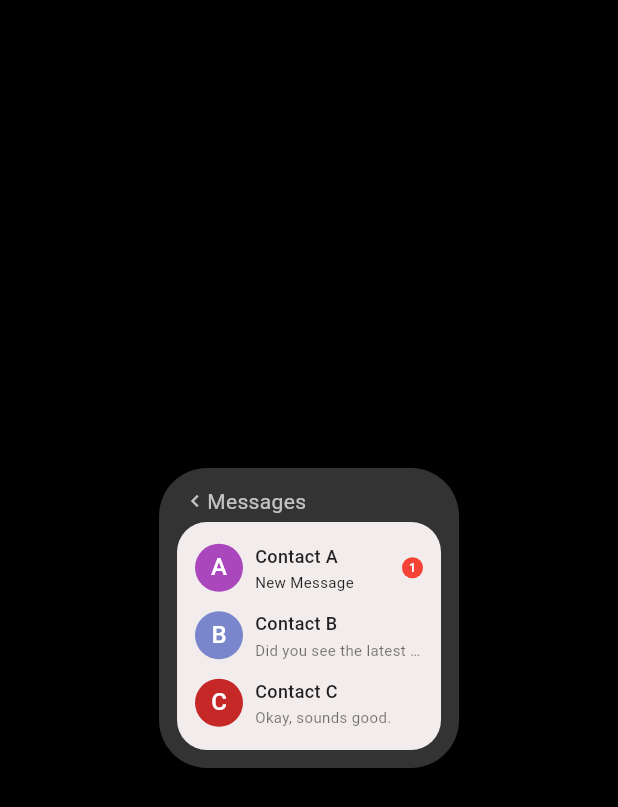
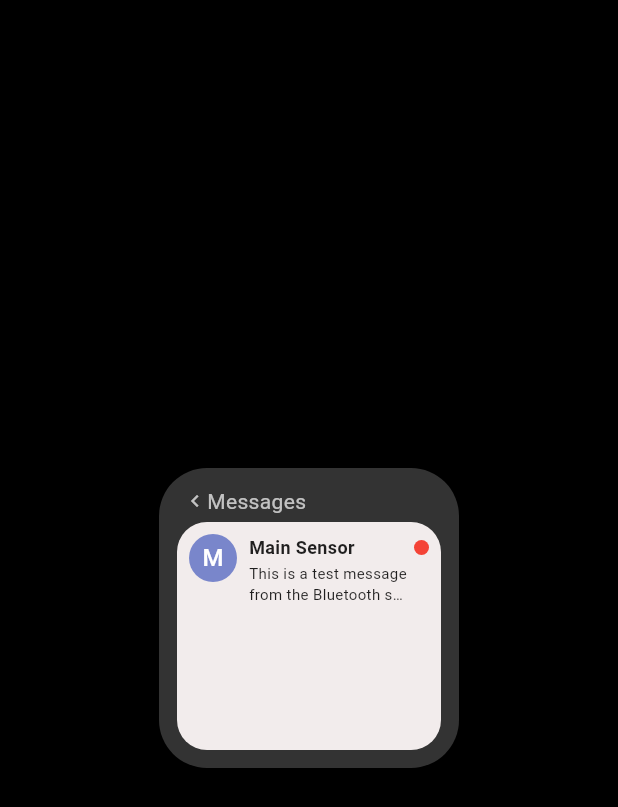
Before and after one commit to RickyBoudreau/CS7319-Final-Project-Group-9-Boudreau-Diaz-Villarreal, a Flutter app: the MessagesAppScreen screen opened directly, on a phone screen of 412 x 824 dp. Shown: the top 807 px of the screen. Run offline on Flutter 3.47's test engine with Material 3 defaults, Android fonts, the phone set to English and light mode, and no system bars.

Commit message:
Finalized Message App to be the simple version per team discussion

```diff
--- a/iot_watch/lib/main.dart
+++ b/iot_watch/lib/main.dart
@@ -154,7 +154,7 @@ class MessageData {
   final String initial;
   final Color avatarColor;
   final String fullMessage; // The complete string from the sensor
-  final int unreadCount;    // Drives the red notification dot
+  final int unreadCount; // Drives the red notification dot
 
   MessageData({
     required this.id,
@@ -166,39 +166,21 @@ class MessageData {
   });
 }
 
-// 2. The Main Messages Screen
 class MessagesAppScreen extends StatelessWidget {
   const MessagesAppScreen({super.key});
 
   @override
   Widget build(BuildContext context) {
-    // Placeholder data acting as your "recent messages" stream from Rust/Bluetooth
-    final List<MessageData> recentMessages = [
-      MessageData(
-        id: '1',
-        contactName: 'Contact A',
-        initial: 'A',
-        avatarColor: const Color(0xFFAB47BC), // Purple
-        fullMessage: 'New Message from the backend. Please check your system logs.',
-        unreadCount: 1,
-      ),
-      MessageData(
-        id: '2',
-        contactName: 'Contact B',
-        initial: 'B',
-        avatarColor: const Color(0xFF7986CB), // Blue
-        fullMessage: 'Did you see the latest update to the wireframes?',
-        unreadCount: 0,
-      ),
-      MessageData(
-        id: '3',
-        contactName: 'Contact C',
-        initial: 'C',
-        avatarColor: const Color(0xFFC62828), // Red
-        fullMessage: 'Okay, sounds good.',
-        unreadCount: 0,
-      ),
-    ];
+    // --- DYNAMIC DATA (From Rust/Bluetooth) ---
+    // This is the ONLY variable your backend needs to update.
+    const String incomingMessage =
+        'This is a test message from the Bluetooth sensor that is intentionally long to show how the truncation works on the watch face.';
+    bool isUnread = true; // Optional: Toggle this to show/hide the red dot
+
+    // --- STATIC DATA ---
+    const String contactName = 'Main Sensor';
+    const String contactInitial = 'M';
+    const Color avatarColor = Color(0xFF7986CB); // Blue
 
     return Scaffold(
       backgroundColor: const Color(0xFF333333),
@@ -207,7 +189,7 @@ class MessagesAppScreen extends StatelessWidget {
         child: Column(
           crossAxisAlignment: CrossAxisAlignment.start,
           children: [
-            // Top Title (Tap here to go back to the dashboard)
+            // Top Title (Tap to go back to dashboard)
             GestureDetector(
               onTap: () => Navigator.of(context).pop(),
               child: const Padding(
@@ -224,7 +206,7 @@ class MessagesAppScreen extends StatelessWidget {
               ),
             ),
 
-            // Main Application Card with Scrollable List
+            // Main Application Card
             Expanded(
               child: Container(
                 width: double.infinity,
@@ -232,97 +214,81 @@ class MessagesAppScreen extends StatelessWidget {
                   color: const Color(0xFFF2ECEC),
                   borderRadius: BorderRadius.circular(20),
                 ),
-                // Tighter padding to maximize list space
-                padding: const EdgeInsets.symmetric(horizontal: 4.0, vertical: 8.0),
-                child: ListView.builder(
-                  padding: EdgeInsets.zero, // Removes default ListView padding
-                  itemCount: recentMessages.length,
-                  itemBuilder: (context, index) {
-                    final message = recentMessages[index];
-                    return ContactRowItem(message: message);
+                padding: const EdgeInsets.all(8.0),
+                // Replaced ListView with a single GestureDetector for the one contact
+                child: GestureDetector(
+                  onTap: () {
+                    Navigator.of(context).push(
+                      MaterialPageRoute(
+                        builder: (context) => const SingleMessageDetailScreen(
+                          contactName: contactName,
+                          initial: contactInitial,
+                          avatarColor: avatarColor,
+                          fullMessage: incomingMessage,
+                        ),
+                      ),
+                    );
                   },
+                  child: Container(
+                    color: Colors
+                        .transparent, // Ensures the whole row is clickable
+                    child: Row(
+                      crossAxisAlignment: CrossAxisAlignment.start,
+                      children: [
+                        // Static Colored Avatar
+                        const CircleAvatar(
+                          radius: 16,
+                          backgroundColor: avatarColor,
+                          child: Text(
+                            contactInitial,
+                            style: TextStyle(color: Colors.white, fontSize: 16),
+                          ),
+                        ),
+                        const SizedBox(width: 8),
+
+                        // Text Details
+                        Expanded(
+                          child: Column(
+                            crossAxisAlignment: CrossAxisAlignment.start,
+                            children: [
+                              const Text(
+                                contactName,
+                                style: TextStyle(
+                                  fontSize: 12,
+                                  color: Colors.black87,
+                                  fontWeight: FontWeight.bold,
+                                ),
+                              ),
+                              const SizedBox(height: 2),
+                              // Truncated Dynamic Message
+                              Text(
+                                incomingMessage,
+                                style: const TextStyle(
+                                  fontSize: 10,
+                                  color: Colors.black87,
+                                ),
+                                maxLines: 2,
+                                overflow: TextOverflow.ellipsis,
+                              ),
+                            ],
+                          ),
+                        ),
+
+                        // Unread Notification Dot
+                        if (isUnread)
+                          Padding(
+                            padding: const EdgeInsets.only(left: 4.0, top: 4.0),
+                            child: Container(
+                              width: 10,
+                              height: 10,
+                              decoration: const BoxDecoration(
+                                color: Colors.red,
+                                shape: BoxShape.circle,
                               ),
                             ),
                           ),
                       ],
                     ),
-      ),
-    );
-  }
-}
-
-// 3. Reusable Widget for each Contact Row
-class ContactRowItem extends StatelessWidget {
-  final MessageData message;
-
-  const ContactRowItem({super.key, required this.message});
-
-  @override
-  Widget build(BuildContext context) {
-    return GestureDetector(
-      onTap: () {
-        // Navigate to the detail screen to see the full text
-        Navigator.of(context).push(
-          MaterialPageRoute(
-            builder: (context) => MessageDetailScreen(message: message),
-          ),
-        );
-      },
-      child: Container(
-        color: Colors.transparent, // Ensures the whole row registers the tap
-        padding: const EdgeInsets.symmetric(horizontal: 8.0, vertical: 6.0),
-        child: Row(
-          children: [
-            // Colored Avatar
-            CircleAvatar(
-              radius: 16,
-              backgroundColor: message.avatarColor,
-              child: Text(
-                message.initial,
-                style: const TextStyle(color: Colors.white, fontSize: 16),
-              ),
-            ),
-            const SizedBox(width: 8),
-
-            // Text Details (Name and Truncated Message)
-            Expanded(
-              child: Column(
-                crossAxisAlignment: CrossAxisAlignment.start,
-                children: [
-                  Text(
-                    message.contactName,
-                    style: const TextStyle(fontSize: 12, color: Colors.black87, fontWeight: FontWeight.w500),
-                  ),
-                  const SizedBox(height: 2),
-                  Text(
-                    // If there's an unread count, show 'New Message', otherwise show the actual text
-                    message.unreadCount > 0 ? 'New Message' : message.fullMessage,
-                    style: TextStyle(
-                      fontSize: 10,
-                      color: message.unreadCount > 0 ? Colors.black87 : Colors.black54,
-                    ),
-                    maxLines: 1, // Forces the text onto a single line
-                    overflow: TextOverflow.ellipsis, // The crucial "..." truncation
-                  ),
-                ],
-              ),
-            ),
-
-            // Optional Unread Notification Dot
-            if (message.unreadCount > 0)
-              Padding(
-                padding: const EdgeInsets.only(left: 4.0),
-                child: Container(
-                  width: 14,
-                  height: 14,
-                  decoration: const BoxDecoration(
-                    color: Colors.red,
-                    shape: BoxShape.circle,
-                  ),
-                  child: Center(
-                    child: Text(
-                      message.unreadCount.toString(),
-                      style: const TextStyle(color: Colors.white, fontSize: 8, fontWeight: FontWeight.bold),
                   ),
                 ),
               ),
@@ -334,11 +300,22 @@ class ContactRowItem extends StatelessWidget {
   }
 }
 
-// 4. Detail Screen to view the entire message
-class MessageDetailScreen extends StatelessWidget {
-  final MessageData message;
+// -------------------------------------------------------------------------
+// Detail Screen for the Single Contact
+// -------------------------------------------------------------------------
+class SingleMessageDetailScreen extends StatelessWidget {
+  final String contactName;
+  final String initial;
+  final Color avatarColor;
+  final String fullMessage;
 
-  const MessageDetailScreen({super.key, required this.message});
+  const SingleMessageDetailScreen({
+    super.key,
+    required this.contactName,
+    required this.initial,
+    required this.avatarColor,
+    required this.fullMessage,
+  });
 
   @override
   Widget build(BuildContext context) {
@@ -351,18 +328,19 @@ class MessageDetailScreen extends StatelessWidget {
           child: Column(
             crossAxisAlignment: CrossAxisAlignment.start,
             children: [
-              // Back Indicator
               const Padding(
                 padding: EdgeInsets.only(left: 4.0, bottom: 4.0),
                 child: Row(
                   children: [
                     Icon(Icons.chevron_left, color: Colors.white70, size: 16),
-                    Text('Back', style: TextStyle(color: Colors.white70, fontSize: 14)),
+                    Text(
+                      'Back',
+                      style: TextStyle(color: Colors.white70, fontSize: 14),
+                    ),
                   ],
                 ),
               ),
 
-              // Full Message Card
               Expanded(
                 child: Container(
                   width: double.infinity,
@@ -379,21 +357,35 @@ class MessageDetailScreen extends StatelessWidget {
                           children: [
                             CircleAvatar(
                               radius: 12,
-                              backgroundColor: message.avatarColor,
-                              child: Text(message.initial, style: const TextStyle(color: Colors.white, fontSize: 12)),
+                              backgroundColor: avatarColor,
+                              child: Text(
+                                initial,
+                                style: const TextStyle(
+                                  color: Colors.white,
+                                  fontSize: 12,
+                                ),
+                              ),
                             ),
                             const SizedBox(width: 8),
                             Text(
-                              message.contactName,
-                              style: const TextStyle(fontSize: 14, fontWeight: FontWeight.bold, color: Colors.black87),
+                              contactName,
+                              style: const TextStyle(
+                                fontSize: 14,
+                                fontWeight: FontWeight.bold,
+                                color: Colors.black87,
+                              ),
                             ),
                           ],
                         ),
                         const Divider(color: Colors.grey),
                         const SizedBox(height: 4),
                         Text(
-                          message.fullMessage,
-                          style: const TextStyle(fontSize: 12, color: Colors.black87, height: 1.3),
+                          fullMessage,
+                          style: const TextStyle(
+                            fontSize: 12,
+                            color: Colors.black87,
+                            height: 1.3,
+                          ),
                         ),
                       ],
                     ),
@@ -444,7 +436,10 @@ class WeatherAppScreen extends StatelessWidget {
                   ),
                   // THE FIX: Reduced vertical padding from 12.0 to 8.0.
                   // This reclaims 8 total pixels of vertical space, easily fixing a 1px overflow.
-                  padding: const EdgeInsets.symmetric(horizontal: 8.0, vertical: 8.0),
+                  padding: const EdgeInsets.symmetric(
+                    horizontal: 8.0,
+                    vertical: 8.0,
+                  ),
                   child: Column(
                     mainAxisAlignment: MainAxisAlignment.spaceEvenly,
                     children: [
@@ -461,12 +456,20 @@ class WeatherAppScreen extends StatelessWidget {
                                     Positioned(
                                       top: 0,
                                       left: 0,
-                                      child: Icon(Icons.wb_sunny, color: Colors.yellow, size: 26),
+                                      child: Icon(
+                                        Icons.wb_sunny,
+                                        color: Colors.yellow,
+                                        size: 26,
+                                      ),
                                     ),
                                     Positioned(
                                       bottom: 0,
                                       right: 0,
-                                      child: Icon(Icons.cloud_outlined, color: Colors.lightBlue, size: 28),
+                                      child: Icon(
+                                        Icons.cloud_outlined,
+                                        color: Colors.lightBlue,
+                                        size: 28,
+                                      ),
                                     ),
                                   ],
                                 ),
@@ -507,7 +510,10 @@ class WeatherAppScreen extends StatelessWidget {
                             fit: BoxFit.scaleDown,
                             child: Text(
                               'Barometric Pressure',
-                              style: TextStyle(fontSize: 10, color: Colors.black87),
+                              style: TextStyle(
+                                fontSize: 10,
+                                color: Colors.black87,
+                              ),
                             ),
                           ),
                           const SizedBox(height: 2), // Slightly reduced from 4
@@ -518,11 +524,17 @@ class WeatherAppScreen extends StatelessWidget {
                                 children: [
                                   TextSpan(
                                     text: barometricPressure,
-                                    style: const TextStyle(fontSize: 24, color: Colors.black)
+                                    style: const TextStyle(
+                                      fontSize: 24,
+                                      color: Colors.black,
+                                    ),
                                   ),
                                   const TextSpan(
                                     text: ' mmHG',
-                                    style: TextStyle(fontSize: 12, color: Colors.black)
+                                    style: TextStyle(
+                                      fontSize: 12,
+                                      color: Colors.black,
+                                    ),
                                   ),
                                 ],
                               ),
@@ -825,7 +837,9 @@ class WaterAppScreen extends StatelessWidget {
     const String featureStatus = 'Monitoring Device';
 
     return Scaffold(
-      backgroundColor: const Color(0xFF333333), // Matches the watch face background
+      backgroundColor: const Color(
+        0xFF333333,
+      ), // Matches the watch face background
       body: GestureDetector(
         // Tap anywhere to go back to the dashboard during testing
         onTap: () => Navigator.of(context).pop(),
@@ -848,10 +862,15 @@ class WaterAppScreen extends StatelessWidget {
                 child: Container(
                   width: double.infinity,
                   decoration: BoxDecoration(
-                    color: const Color(0xFFF2ECEC), // Light off-white background
+                    color: const Color(
+                      0xFFF2ECEC,
+                    ), // Light off-white background
                     borderRadius: BorderRadius.circular(20),
                   ),
-                  padding: const EdgeInsets.symmetric(horizontal: 8.0, vertical: 12.0),
+                  padding: const EdgeInsets.symmetric(
+                    horizontal: 8.0,
+                    vertical: 12.0,
+                  ),
                   child: Column(
                     mainAxisAlignment: MainAxisAlignment.spaceBetween,
                     children: [
@@ -869,17 +888,27 @@ class WaterAppScreen extends StatelessWidget {
                         width: 44,
                         height: 44,
                         decoration: BoxDecoration(
-                          color: const Color(0xFFC43E3E), // Muted red from the wireframe
+                          color: const Color(
+                            0xFFC43E3E,
+                          ), // Muted red from the wireframe
                           borderRadius: BorderRadius.circular(10),
                         ),
                         child: const Stack(
                           alignment: Alignment.center,
                           children: [
-                            Icon(Icons.water_drop_outlined, color: Colors.white, size: 30),
+                            Icon(
+                              Icons.water_drop_outlined,
+                              color: Colors.white,
+                              size: 30,
+                            ),
                             // Slightly shifting the X up to center it in the bulb of the drop
                             Positioned(
                               bottom: 8,
-                              child: Icon(Icons.close, color: Colors.white, size: 14),
+                              child: Icon(
+                                Icons.close,
+                                color: Colors.white,
+                                size: 14,
+                              ),
                             ),
                           ],
                         ),
@@ -892,7 +921,10 @@ class WaterAppScreen extends StatelessWidget {
                             fit: BoxFit.scaleDown,
                             child: Text(
                               'Water Removal Feature Status:',
-                              style: TextStyle(fontSize: 10, color: Colors.black87),
+                              style: TextStyle(
+                                fontSize: 10,
+                                color: Colors.black87,
+                              ),
                             ),
                           ),
                           const SizedBox(height: 2),
@@ -963,7 +995,7 @@ class PlaceholderScreenTemplate extends StatelessWidget {
               Text(
                 '(Tap to go back)',
                 style: TextStyle(
-                  color: textColor.withOpacity(0.7),
+                  color: textColor.withValues(alpha: .7),
                   fontSize: 10,
                   decoration: TextDecoration.none,
                 ),
```
Lines whose indentation alone changed are shown as unchanged.
